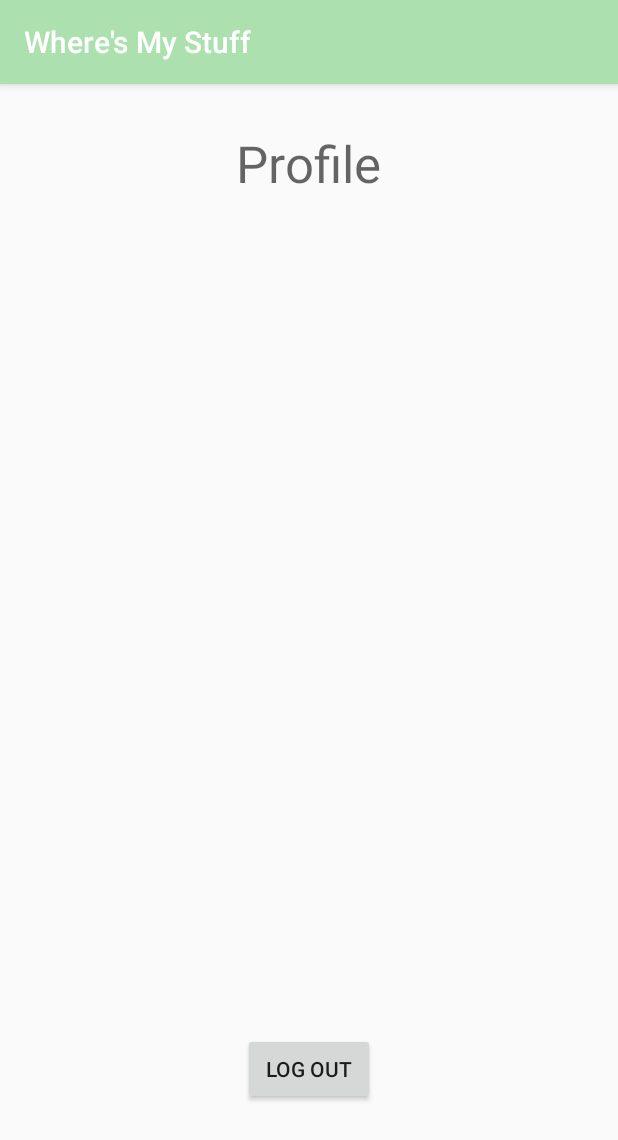
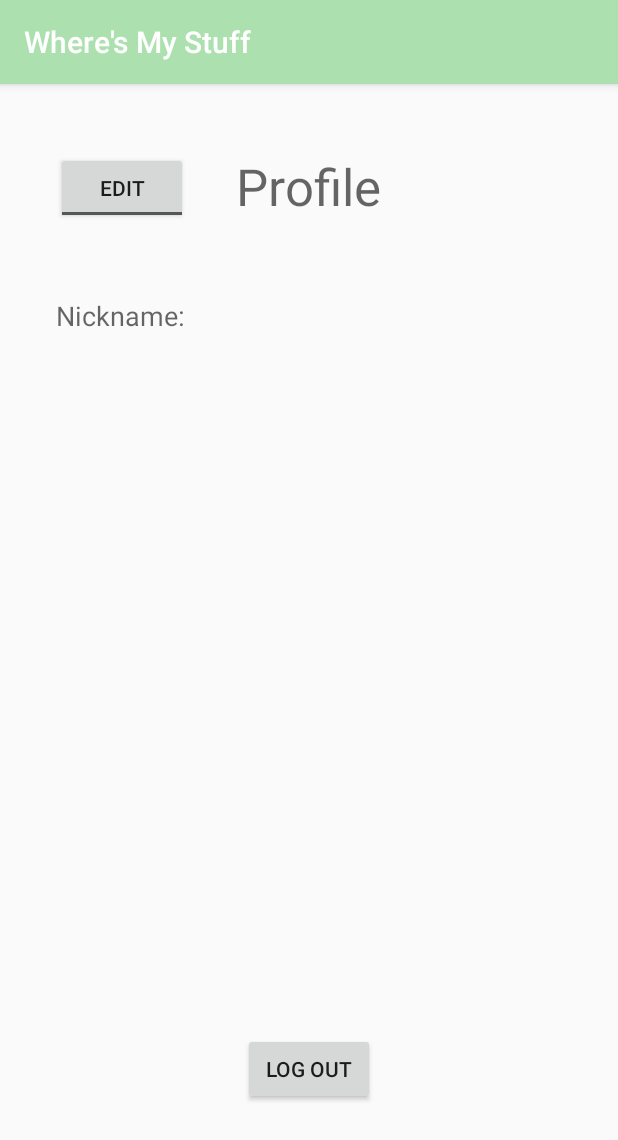
Before and after one commit to mcw0805/m1, an Android app: the ProfileActivity screen opened directly, with no data from a screen before it, on a phone screen of 412 x 824 dp. Shown: the top 1140 px of the screen. Run offline under Robolectric (Android 15) with nearby library versions, the phone set to English and light mode, and no system bars; our stand-ins replace Firebase (no records; nobody signed in at launch, a user with empty details on screens opened directly).

Commit message:
Added test feature of updating the profile page

```diff
--- a/app/src/main/java/com/example/mcw0805/wheres_my_stuff/Controller/ProfileActivity.java
+++ b/app/src/main/java/com/example/mcw0805/wheres_my_stuff/Controller/ProfileActivity.java
@@ -1,6 +1,5 @@
 package com.example.mcw0805.wheres_my_stuff.Controller;
 
-import android.app.ProgressDialog;
 import android.content.Intent;
 import android.support.annotation.NonNull;
 import android.support.v7.app.AppCompatActivity;
@@ -8,7 +7,12 @@ import android.os.Bundle;
 import android.util.Log;
 import android.widget.Button;
 import android.view.View;
+import android.widget.CompoundButton;
+import android.widget.EditText;
+import android.widget.TextView;
 import android.widget.Toast;
+import android.widget.ToggleButton;
+import android.widget.ViewSwitcher;
 
 import com.google.firebase.auth.FirebaseAuth;
 
@@ -27,11 +31,17 @@ public class ProfileActivity extends AppCompatActivity implements View.OnClickLi
       Instance variables for log out button/allowing user to log out.
     */
     private Button signOutProfileButton;
-    private ProgressDialog progressDialog;
+    private ToggleButton editToggleBtn;
+    private EditText nicknameEdit;
+    private TextView nicknameTextView;
+    private ViewSwitcher nicknameViewSwitcher;
+
     private FirebaseAuth mAuth;
     private FirebaseAuth.AuthStateListener mAuthListener;
     private boolean isAuthListenerSet = false;
     private static final String TAG = "ProfileActivity";
+
+    private String nickname;
 
     @Override
     protected void onCreate(Bundle savedInstanceState) {
@@ -39,10 +49,49 @@ public class ProfileActivity extends AppCompatActivity implements View.OnClickLi
         setContentView(R.layout.activity_profile);
 
         signOutProfileButton = (Button) findViewById(R.id.profile_logout_btn);
+        editToggleBtn = (ToggleButton) findViewById(R.id.editToggleBtn);
+
+        nicknameEdit = (EditText) findViewById(R.id.nicknameEdit);
+        nicknameTextView = (TextView) findViewById(R.id.nicknameText);
+        nicknameEdit.setText(nicknameTextView.getText().toString());
+
+        nickname = nicknameTextView.getText().toString();
+
+        nicknameViewSwitcher = (ViewSwitcher) findViewById(R.id.viewSwitcherNickname);
+
+//        CompoundButton.OnCheckedChangeListener listener =
+//                new CompoundButton.OnCheckedChangeListener() {
+//
+//                    @Override
+//                    public void onCheckedChanged(CompoundButton buttonView, boolean isChecked) {
+//
+//                    }
+//                };
 
         signOutProfileButton.setOnClickListener(this);
+        //editToggleBtn.setOnCheckedChangeListener(listener);
 
-        progressDialog = new ProgressDialog(this);
+
+
+
+        editToggleBtn.setOnCheckedChangeListener(new CompoundButton.OnCheckedChangeListener() {
+
+            @Override
+            public void onCheckedChanged(CompoundButton buttonView, boolean isChecked) {
+                String newNickname = nicknameEdit.getText().toString();
+                if (isChecked) { //edit is clicked (i.e. button is "on")
+                        nicknameViewSwitcher.showPrevious(); //shows EditText
+
+                        nicknameTextView.setText(newNickname);
+
+                } else { //back to TextView
+                    nicknameViewSwitcher.showNext();
+                    nicknameTextView.setText(newNickname);
+
+                }
+            }
+        });
+
 
         mAuth = FirebaseAuth.getInstance();
         mAuthListener = new FirebaseAuth.AuthStateListener() {
@@ -100,7 +149,18 @@ public class ProfileActivity extends AppCompatActivity implements View.OnClickLi
             startActivity(intent);
             finish();
         }
+
+
     }
+
+    private void makeEditable() {
+        if (nicknameViewSwitcher.getCurrentView() != nicknameTextView) {
+            nicknameViewSwitcher.showPrevious();
+        }
+
+    }
+
+
 
     /**
      * Method that signs a user out.
--- a/app/src/main/res/layout/activity_profile.xml
+++ b/app/src/main/res/layout/activity_profile.xml
@@ -23,5 +23,61 @@
         android:textAppearance="@style/TextAppearance.AppCompat.Display1"
         android:layout_alignParentTop="true"
         android:layout_centerHorizontal="true"
-        android:layout_marginTop="30dp" />
+        android:layout_marginTop="45dp" />
+
+    <ViewSwitcher
+        android:layout_width="wrap_content"
+        android:layout_height="200dp"
+        android:layout_gravity="right"
+        android:layout_marginTop="21dp"
+        android:id="@+id/viewSwitcherNickname"
+        android:layout_below="@+id/textView2"
+        android:layout_toEndOf="@+id/textView8">
+
+        <TextView
+            android:id="@+id/nicknameText"
+            android:layout_width="wrap_content"
+            android:layout_height="wrap_content"
+            android:layout_centerHorizontal="true"
+            android:layout_marginTop="28dp"
+            android:layout_marginLeft="0dp"
+            android:layout_gravity="center_horizontal"
+            android:textAppearance="@style/TextAppearance.AppCompat.Medium"
+            android:ems="10"
+            android:text=""/>
+
+        <EditText
+            android:id="@+id/nicknameEdit"
+            android:layout_width="wrap_content"
+            android:layout_height="wrap_content"
+            android:layout_centerHorizontal="true"
+            android:layout_marginTop="20dp"
+            android:layout_gravity="center_horizontal"
+            android:textAppearance="@style/TextAppearance.AppCompat.Medium"
+            android:ems="10"
+            android:hint="Nickname"
+            android:inputType="textPersonName" />
+
+    </ViewSwitcher>
+
+    <TextView
+        android:id="@+id/textView8"
+        android:layout_width="wrap_content"
+        android:layout_height="wrap_content"
+        android:text="Nickname: "
+        android:layout_marginEnd="29dp"
+        android:layout_marginTop="30dp"
+        android:layout_alignTop="@+id/viewSwitcherNickname"
+        android:textAppearance="@style/TextAppearance.AppCompat.Medium"
+        android:layout_toStartOf="@+id/textView2" />
+
+    <ToggleButton
+        android:id="@+id/editToggleBtn"
+        android:layout_width="wrap_content"
+        android:layout_height="wrap_content"
+        android:textOff="Edit"
+        android:textOn="Done"
+        android:layout_alignTop="@+id/textView2"
+        android:layout_alignStart="@+id/textView8" />
+
 </RelativeLayout>
```
